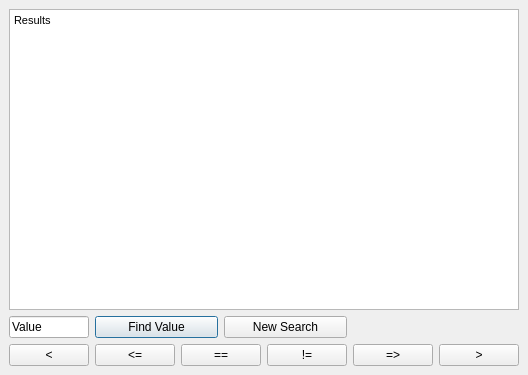
Before: the Qt Designer form cheatfinder.ui in openMSX/catapult, drawn with Qt 5.
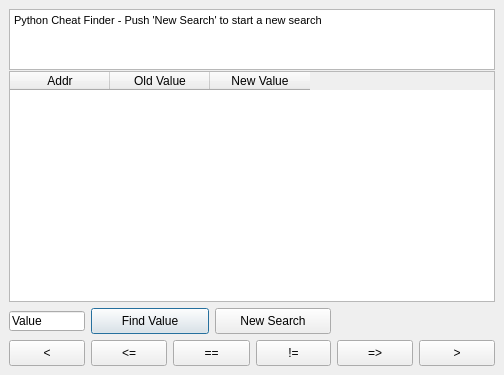
After: the same form once the commit is applied.

Commit message: Cheatfinder now works with a data grid

Diff of the .ui file:
```diff
--- a/cheatfinder.ui
+++ b/cheatfinder.ui
@@ -12,81 +12,185 @@
   <property name="windowTitle" >
    <string>Cheat Finder</string>
   </property>
-  <layout class="QGridLayout" >
-   <item row="0" column="0" colspan="7" >
     <widget class="QTextEdit" name="cheatResults" >
+   <property name="geometry" >
+    <rect>
+     <x>9</x>
+     <y>9</y>
+     <width>486</width>
+     <height>61</height>
+    </rect>
+   </property>
      <property name="html" >
       <string>&lt;html>&lt;head>&lt;meta name="qrichtext" content="1" />&lt;style type="text/css">
 p, li { white-space: pre-wrap; }
 &lt;/style>&lt;/head>&lt;body style=" font-family:'MS Shell Dlg 2'; font-size:8.25pt; font-weight:400; font-style:normal;">
-&lt;p style=" margin-top:0px; margin-bottom:0px; margin-left:0px; margin-right:0px; -qt-block-indent:0; text-indent:0px;">Results&lt;/p>&lt;/body>&lt;/html></string>
-     </property>
-    </widget>
-   </item>
-   <item row="1" column="0" >
+&lt;p style=" margin-top:0px; margin-bottom:0px; margin-left:0px; margin-right:0px; -qt-block-indent:0; text-indent:0px; font-size:8pt;">Python Cheat Finder - Push 'New Search' to start a new search&lt;/p>&lt;/body>&lt;/html></string>
+   </property>
+  </widget>
+  <widget class="QTableWidget" name="CheatTable" >
+   <property name="geometry" >
+    <rect>
+     <x>9</x>
+     <y>71</y>
+     <width>486</width>
+     <height>231</height>
+    </rect>
+   </property>
+   <property name="sizePolicy" >
+    <sizepolicy vsizetype="Expanding" hsizetype="Expanding" >
+     <horstretch>0</horstretch>
+     <verstretch>0</verstretch>
+    </sizepolicy>
+   </property>
+   <property name="frameShape" >
+    <enum>QFrame::StyledPanel</enum>
+   </property>
+   <property name="frameShadow" >
+    <enum>QFrame::Sunken</enum>
+   </property>
+   <property name="sortingEnabled" >
+    <bool>true</bool>
+   </property>
+   <property name="rowCount" >
+    <number>0</number>
+   </property>
+   <property name="columnCount" >
+    <number>3</number>
+   </property>
+   <column>
+    <property name="text" >
+     <string>Addr</string>
+    </property>
+   </column>
+   <column>
+    <property name="text" >
+     <string>Old Value</string>
+    </property>
+   </column>
+   <column>
+    <property name="text" >
+     <string>New Value</string>
+    </property>
+   </column>
+  </widget>
     <widget class="QLineEdit" name="cheatVal" >
+   <property name="geometry" >
+    <rect>
+     <x>9</x>
+     <y>311</y>
+     <width>76</width>
+     <height>20</height>
+    </rect>
+   </property>
      <property name="text" >
       <string>Value</string>
      </property>
     </widget>
-   </item>
-   <item row="1" column="1" colspan="2" >
     <widget class="QPushButton" name="FindCheatValue" >
+   <property name="geometry" >
+    <rect>
+     <x>91</x>
+     <y>308</y>
+     <width>118</width>
+     <height>26</height>
+    </rect>
+   </property>
      <property name="text" >
       <string>Find Value</string>
      </property>
     </widget>
-   </item>
-   <item row="1" column="3" colspan="2" >
     <widget class="QPushButton" name="FindCheatRestart" >
+   <property name="geometry" >
+    <rect>
+     <x>215</x>
+     <y>308</y>
+     <width>116</width>
+     <height>26</height>
+    </rect>
+   </property>
      <property name="text" >
       <string>New Search</string>
      </property>
     </widget>
-   </item>
-   <item row="2" column="0" >
     <widget class="QPushButton" name="FindCheatLess" >
+   <property name="geometry" >
+    <rect>
+     <x>9</x>
+     <y>340</y>
+     <width>76</width>
+     <height>26</height>
+    </rect>
+   </property>
      <property name="text" >
       <string>&lt;</string>
      </property>
     </widget>
-   </item>
-   <item row="2" column="1" >
     <widget class="QPushButton" name="FindCheatLessEqual" >
+   <property name="geometry" >
+    <rect>
+     <x>91</x>
+     <y>340</y>
+     <width>76</width>
+     <height>26</height>
+    </rect>
+   </property>
      <property name="text" >
       <string>&lt;=</string>
      </property>
     </widget>
-   </item>
-   <item row="2" column="2" colspan="2" >
     <widget class="QPushButton" name="FindCheatEqual" >
+   <property name="geometry" >
+    <rect>
+     <x>173</x>
+     <y>340</y>
+     <width>77</width>
+     <height>26</height>
+    </rect>
+   </property>
      <property name="text" >
       <string>==</string>
      </property>
     </widget>
-   </item>
-   <item row="2" column="4" >
     <widget class="QPushButton" name="FindCheatNotEqual" >
+   <property name="geometry" >
+    <rect>
+     <x>256</x>
+     <y>340</y>
+     <width>75</width>
+     <height>26</height>
+    </rect>
+   </property>
      <property name="text" >
       <string>!=</string>
      </property>
     </widget>
-   </item>
-   <item row="2" column="5" >
     <widget class="QPushButton" name="FindCheatMoreEqual" >
+   <property name="geometry" >
+    <rect>
+     <x>337</x>
+     <y>340</y>
+     <width>76</width>
+     <height>26</height>
+    </rect>
+   </property>
      <property name="text" >
       <string>=></string>
      </property>
     </widget>
-   </item>
-   <item row="2" column="6" >
     <widget class="QPushButton" name="FindCheatMore" >
+   <property name="geometry" >
+    <rect>
+     <x>419</x>
+     <y>340</y>
+     <width>76</width>
+     <height>26</height>
+    </rect>
+   </property>
      <property name="text" >
       <string>></string>
      </property>
     </widget>
-   </item>
-  </layout>
  </widget>
  <layoutdefault spacing="6" margin="9" />
  <includes/>
```
Left out of the diff: 1 changed line with no effect on the pictures. Lines whose indentation alone changed are shown as unchanged. The commit also changes 1 other file.
